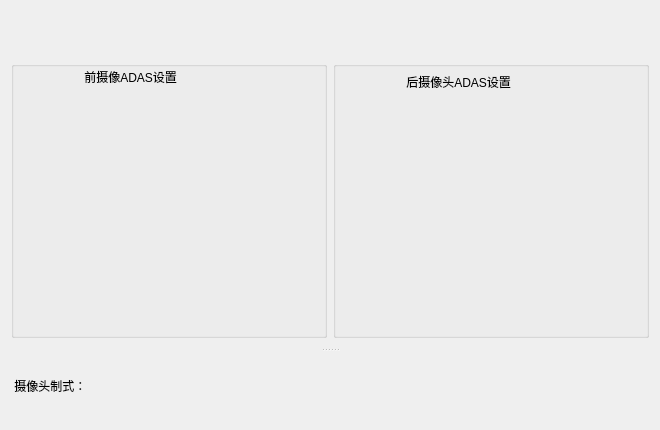
Above: adas.ui from jjzhang166/DvrUI before the change. Below: the same form after it.
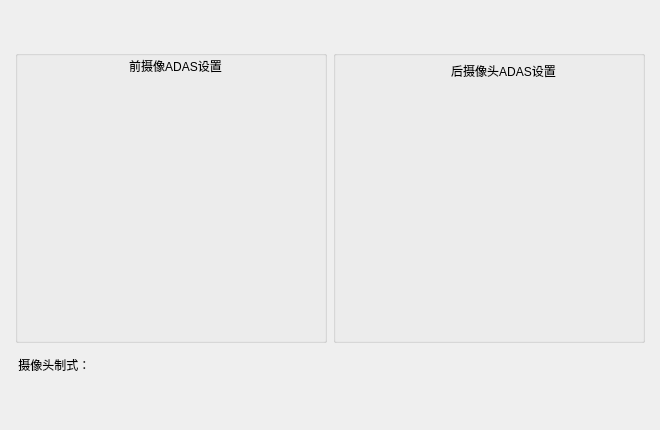
That is the form after the change.

Commit message: 对界面重新布局，修复了截屏的bug，增加了主副摄像头的显示

What changed in the file:
```diff
--- a/adas.ui
+++ b/adas.ui
@@ -13,21 +13,22 @@
   <property name="windowTitle">
    <string>Dialog</string>
   </property>
-  <layout class="QGridLayout" name="gridLayout">
-   <item row="0" column="0">
-    <widget class="QSplitter" name="splitter">
-     <property name="orientation">
-      <enum>Qt::Vertical</enum>
-     </property>
-     <widget class="QWidget" name="">
-      <layout class="QHBoxLayout" name="horizontalLayout">
+  <layout class="QGridLayout" name="gridLayout_3" rowstretch="5,1">
+   <property name="leftMargin">
+    <number>15</number>
+   </property>
        <property name="topMargin">
         <number>50</number>
        </property>
+   <property name="rightMargin">
+    <number>15</number>
+   </property>
        <property name="bottomMargin">
-        <number>10</number>
-       </property>
-       <item>
+    <number>50</number>
+   </property>
+   <item row="0" column="0">
+    <layout class="QGridLayout" name="gridLayout_2">
+     <item row="0" column="0">
         <widget class="QGroupBox" name="groupBox">
          <property name="styleSheet">
           <string notr="true">font: 75 10pt &quot;微软雅黑&quot;;</string>
@@ -48,12 +49,15 @@
            <string notr="true">font: 63 11pt &quot;Ubuntu&quot;;</string>
           </property>
           <property name="text">
-           <string> 前摄像ADAS设置</string>
+         <string>前摄像ADAS设置</string>
+        </property>
+        <property name="alignment">
+         <set>Qt::AlignCenter</set>
           </property>
          </widget>
         </widget>
        </item>
-       <item>
+     <item row="0" column="1">
         <widget class="QGroupBox" name="groupBox_2">
          <property name="styleSheet">
           <string notr="true">font: 75 10pt &quot;微软雅黑&quot;;</string>
@@ -74,19 +78,51 @@
            <string notr="true">font: 63 11pt &quot;Ubuntu&quot;;</string>
           </property>
           <property name="text">
-           <string> 后摄像头ADAS设置</string>
+         <string>后摄像头ADAS设置</string>
+        </property>
+        <property name="alignment">
+         <set>Qt::AlignCenter</set>
           </property>
          </widget>
         </widget>
        </item>
       </layout>
-     </widget>
+   </item>
+   <item row="1" column="0">
+    <layout class="QGridLayout" name="gridLayout">
+     <item row="0" column="0">
      <widget class="QLabel" name="pictureLabel2">
+       <property name="minimumSize">
+        <size>
+         <width>161</width>
+         <height>31</height>
+        </size>
+       </property>
+       <property name="maximumSize">
+        <size>
+         <width>161</width>
+         <height>31</height>
+        </size>
+       </property>
       <property name="text">
        <string> 摄像头制式：</string>
       </property>
      </widget>
-    </widget>
+     </item>
+     <item row="0" column="1">
+      <spacer name="horizontalSpacer">
+       <property name="orientation">
+        <enum>Qt::Horizontal</enum>
+       </property>
+       <property name="sizeHint" stdset="0">
+        <size>
+         <width>40</width>
+         <height>20</height>
+        </size>
+       </property>
+      </spacer>
+     </item>
+    </layout>
    </item>
   </layout>
  </widget>
```
Lines whose indentation alone changed are shown as unchanged. The commit also changes 31 other files.
